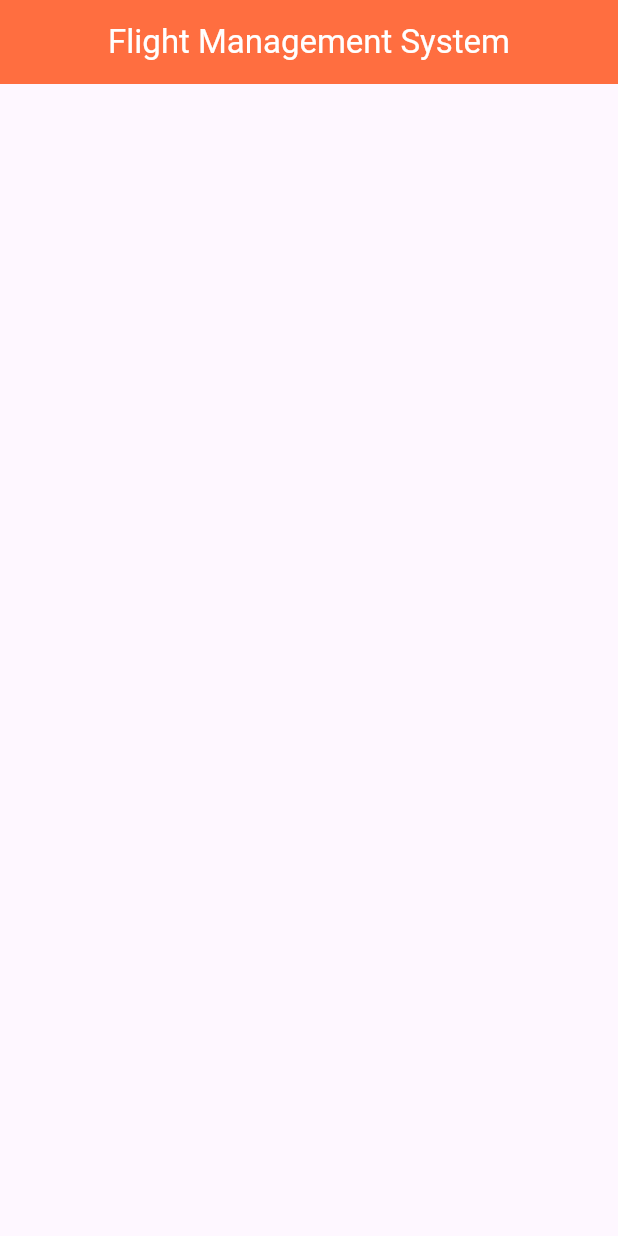
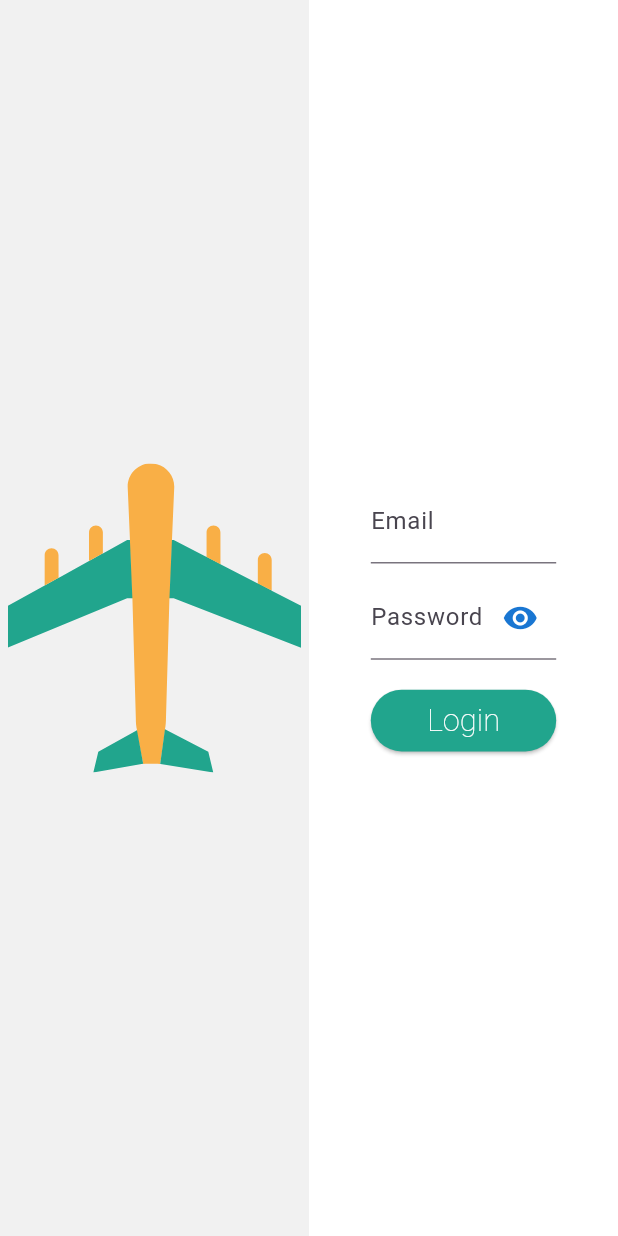
Before and after one commit to ZeeshanAhmedDev/Flight-Managemet-system, a Flutter app: the screen it shows after launch, on a phone screen of 412 x 824 dp. Run offline on Flutter 3.47's test engine with Material 3 defaults, Android fonts, the phone set to English and light mode, and no system bars; our stand-ins replace firebase_auth, firebase_core, flutter_svg, rflutter_alert; accounts and stored records are empty.

Commit message:
added firebase, packages in yaml, developed file structure, login screen, responsive design

```diff
--- /dev/null
+++ b/lib/core/utils/color_constants.dart
@@ -0,0 +1,8 @@
+import 'package:flutter/material.dart';
+
+class ColorConstants {
+  static const bgColor = Color(0xFFF1F1F1);
+  static const appBarColor = Color(0xFF21A58D);
+  static const darkOrangeColor = Color(0xFFF9AF46);
+  static const whiteColor = Color(0XFFFFFFFF);
+}
--- /dev/null
+++ b/lib/core/utils/screen_size.dart
@@ -0,0 +1,10 @@
+import 'package:flutter/material.dart';
+
+class ScreenSizeMediaQuery {
+  final BuildContext context;
+
+  ScreenSizeMediaQuery({required this.context});
+
+  double get height => MediaQuery.of(context).size.height;
+  double get width => MediaQuery.of(context).size.width;
+}
--- /dev/null
+++ b/lib/core/utils/string_constants.dart
@@ -0,0 +1,4 @@
+class StringConstants {
+  static const airPlaneSvg = 'assets/svg_files/airplane.svg';
+  static const logIn = 'Login';
+}
--- a/lib/main.dart
+++ b/lib/main.dart
@@ -1,6 +1,14 @@
+import 'package:firebase_core/firebase_core.dart';
+import 'package:flight_management_system/presentation/providers/auth_provider.dart';
 import 'package:flutter/material.dart';
+import 'package:provider/provider.dart';
+import 'firebase_options.dart';
+import 'presentation/views/login_screen.dart';
 
-void main() {
+Future<void> main() async {
+  await Firebase.initializeApp(
+    options: DefaultFirebaseOptions.currentPlatform,
+  );
   runApp(const MyApp());
 }
 
@@ -9,34 +17,14 @@ class MyApp extends StatelessWidget {
 
   @override
   Widget build(BuildContext context) {
-    return MaterialApp(
-      debugShowCheckedModeBanner: false,
-      title: 'Flight Management System',
-      theme: ThemeData(
-        colorScheme: ColorScheme.fromSeed(seedColor: Colors.deepPurple),
-        useMaterial3: true,
-      ),
-      home: const HomePage(title: 'Flight Management System'),
-    );
-  }
-}
-
-class HomePage extends StatelessWidget {
-  const HomePage({super.key, required String title});
-
-  @override
-  Widget build(BuildContext context) {
-    return Scaffold(
-      appBar: AppBar(
-        backgroundColor: Colors.deepOrangeAccent,
-        title: const Center(
-          child: Text(
-            'Flight Management System',
-            style: TextStyle(
-              color: Colors.white,
-            ),
-          ),
-        ),
+    return MultiProvider(
+      providers: [
+        ChangeNotifierProvider(create: (_) => AuthProvider()),
+      ],
+      child: const MaterialApp(
+        debugShowCheckedModeBanner: false,
+        title: 'Flight Management System',
+        home: LoginPage(),
       ),
     );
   }
--- /dev/null
+++ b/lib/presentation/providers/auth_provider.dart
@@ -0,0 +1,12 @@
+import 'package:flutter/material.dart';
+import '../../core/utils/services/auth_service.dart';
+
+class AuthProvider with ChangeNotifier {
+  final AuthServices _authServices = AuthServices();
+
+  Future<void> registerUser(
+      String email, String password, BuildContext context) async {
+    await _authServices.registerWithEmailAndPassword(email, password, context);
+    notifyListeners();
+  }
+}
--- /dev/null
+++ b/lib/presentation/views/login_screen.dart
@@ -0,0 +1,104 @@
+import 'package:flight_management_system/core/utils/color_constants.dart';
+import 'package:flight_management_system/core/utils/string_constants.dart';
+import 'package:flutter/material.dart';
+import 'package:flutter_svg/flutter_svg.dart';
+import 'package:provider/provider.dart';
+
+import 'dart:math' as math;
+import '../../core/utils/screen_size.dart';
+import '../providers/auth_provider.dart';
+import '../widgets/separator.dart';
+import '../widgets/text_field.dart';
+
+class LoginPage extends StatelessWidget {
+  const LoginPage({super.key});
+
+  @override
+  Widget build(BuildContext context) {
+    final TextEditingController emailController = TextEditingController();
+    final TextEditingController passwordController = TextEditingController();
+    final screenSizeMediaQuery = ScreenSizeMediaQuery(context: context);
+    return Scaffold(
+      backgroundColor: ColorConstants.bgColor,
+      body: Column(
+        mainAxisAlignment: MainAxisAlignment.spaceAround,
+        children: [
+          Expanded(
+            child: Row(
+              children: [
+                Expanded(
+                  flex: 1,
+                  child: Container(
+                    decoration: BoxDecoration(
+                      borderRadius: BorderRadius.circular(
+                        screenSizeMediaQuery.height * 0.07,
+                      ),
+                    ),
+                    height: screenSizeMediaQuery.height * 0.8,
+                    child: Transform.rotate(
+                      angle: -math.pi / 2,
+                      child: SvgPicture.asset(
+                        StringConstants.airPlaneSvg,
+                        height: screenSizeMediaQuery.height * 0.7,
+                      ),
+                    ),
+                  ),
+                ),
+                Flexible(
+                  child: Container(
+                    decoration: const BoxDecoration(
+                      color: ColorConstants.whiteColor,
+                    ),
+                    height: screenSizeMediaQuery.height,
+                    width: screenSizeMediaQuery.width * 0.6,
+                    child: Column(
+                      mainAxisAlignment: MainAxisAlignment.center,
+                      children: [
+                        SizedBox(
+                          width: screenSizeMediaQuery.width * 0.3,
+                          child: TextFieldWidget(
+                            labelText: 'Email',
+                            controller: emailController,
+                            isPassword: false,
+                          ),
+                        ),
+                        Separator(height: screenSizeMediaQuery.height * 0.01),
+                        SizedBox(
+                          width: screenSizeMediaQuery.width * 0.3,
+                          child: TextFieldWidget(
+                            labelText: 'Password',
+                            controller: passwordController,
+                            isPassword: true,
+                          ),
+                        ),
+                        Separator(height: screenSizeMediaQuery.height * 0.02),
+                        ElevatedButton(
+                          onPressed: () async {
+                            String email = emailController.text;
+                            String password = passwordController.text;
+                            await Provider.of<AuthProvider>(context,
+                                    listen: false)
+                                .registerUser(email, password, context);
+                          },
+                          style: ElevatedButton.styleFrom(
+                              foregroundColor: ColorConstants.whiteColor,
+                              fixedSize: Size(screenSizeMediaQuery.width * 0.3,
+                                  screenSizeMediaQuery.height * 0.05),
+                              backgroundColor: ColorConstants.appBarColor,
+                              textStyle: TextStyle(
+                                  fontSize: screenSizeMediaQuery.height * 0.025,
+                                  fontWeight: FontWeight.w100)),
+                          child: const Text(StringConstants.logIn),
+                        ),
+                      ],
+                    ),
+                  ),
+                ),
+              ],
+            ),
+          ),
+        ],
+      ),
+    );
+  }
+}
--- /dev/null
+++ b/lib/presentation/widgets/text_field.dart
@@ -0,0 +1,50 @@
+import 'package:flight_management_system/core/utils/color_constants.dart';
+import 'package:flutter/material.dart';
+
+class TextFieldWidget extends StatefulWidget {
+  TextFieldWidget({
+    super.key,
+    required this.controller,
+    required this.isPassword,
+    required this.labelText,
+  });
+
+  final TextEditingController controller;
+  bool isPassword;
+  final String labelText;
+
+  @override
+  State<TextFieldWidget> createState() => _TextFieldWidgetState();
+}
+
+class _TextFieldWidgetState extends State<TextFieldWidget> {
+  @override
+  Widget build(BuildContext context) {
+    return TextFormField(
+      controller: widget.controller,
+      obscureText: widget.isPassword,
+      decoration: InputDecoration(
+        labelText: widget.labelText,
+        suffixIcon: widget.labelText == 'Password'
+            ? IconButton(
+                icon: Icon(
+                  // Based on passwordVisible state choose the icon
+                  widget.isPassword ? Icons.visibility : Icons.visibility_off,
+                  color: Theme.of(context).primaryColorDark,
+                ),
+                onPressed: () {
+                  setState(() {
+                    widget.isPassword = !widget.isPassword;
+                  });
+                  widget.isPassword ? 'Password' : 'Email';
+                  const UnderlineInputBorder(
+                    borderSide:
+                        BorderSide(color: ColorConstants.darkOrangeColor),
+                  );
+                },
+              )
+            : null,
+      ),
+    );
+  }
+}
```
Also changed, not shown: lib/core/utils/errors/exceptions.dart (added, +7 -0 lines), lib/core/utils/services/auth_service.dart (added, +36 -0 lines), lib/my_responsive_class.dart (added, +37 -0 lines), lib/presentation/views/home_screen.dart (added, +12 -0 lines), lib/presentation/widgets/dialog_box.dart (added, +29 -0 lines), lib/presentation/widgets/separator.dart (added, +16 -0 lines), pubspec.yaml (+9 -3 lines), assets/svg_files/airplane.svg (added), firebase.json (added), lib/firebase_options.dart (added), pubspec.lock, 3 other files.
